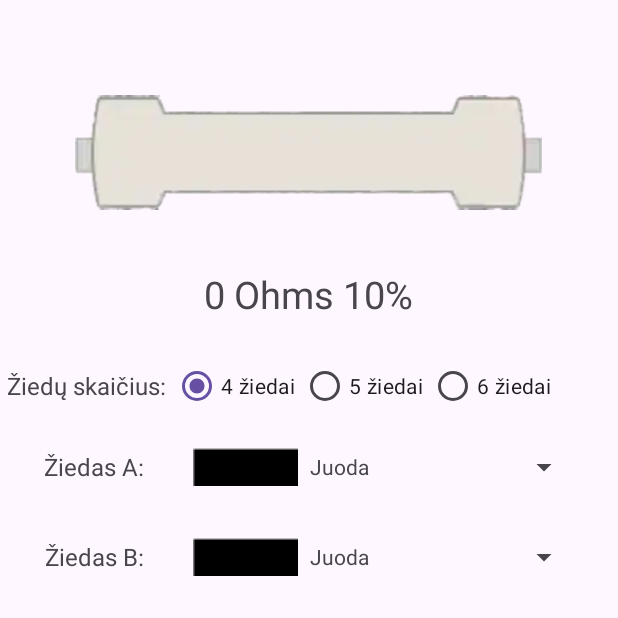
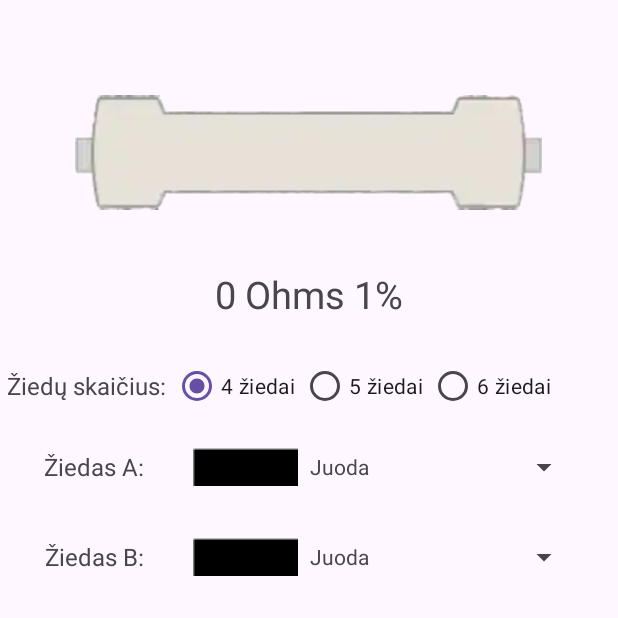
Before and after one commit to adoringdo/AppProject2024, an Android app: the screen it shows after launch (MainActivity), after a tap on "Skaičiuoti", on a phone screen of 412 x 824 dp, the top half of it. Run offline under Robolectric (Android 15) with nearby library versions, the phone set to English and light mode, and no system bars.

Commit message:
update color values

```diff
--- a/app/src/main/java/com/example/apppojektas/Colors.java
+++ b/app/src/main/java/com/example/apppojektas/Colors.java
@@ -16,7 +16,4 @@ public class Colors implements Serializable {
     public int getColorImg() {return colorImg;}
 
     public void setColorImg(int image) {this.colorImg = image;}
-
-
-
 }
--- a/app/src/main/java/com/example/apppojektas/MainActivity.java
+++ b/app/src/main/java/com/example/apppojektas/MainActivity.java
@@ -104,10 +104,8 @@ public class MainActivity extends AppCompatActivity implements CustomSpinner.OnS
             v.setPadding(systemBars.left, systemBars.top, systemBars.right, systemBars.bottom);
             return insets;
         });
-
         calculateButton = findViewById(R.id.calculateBtn);
         radio = findViewById(R.id.radioGroup);
-
         calculateButton.setOnClickListener(new View.OnClickListener() {
             @Override
             public void onClick(View v) {
@@ -132,7 +130,6 @@ public class MainActivity extends AppCompatActivity implements CustomSpinner.OnS
 
         // Radio button functionality
         radio.setOnCheckedChangeListener(new RadioGroup.OnCheckedChangeListener() {
-
             // Layout names to change visibility
             final LinearLayout linearLayoutA = findViewById(R.id.selectALayout);
             final LinearLayout linearLayoutB = findViewById(R.id.selectBLayout);
@@ -182,8 +179,8 @@ public class MainActivity extends AppCompatActivity implements CustomSpinner.OnS
         spinner_colors_A.setOnItemSelectedListener(new AdapterView.OnItemSelectedListener() {
             @Override
             public void onItemSelected(AdapterView<?> parent, View view, int position, long id) {
+                Colors colors = new Colors();
                 Log.d("MainActivity", "on item clicked: " + adapterABC.getItem(position));
-                Toast.makeText(MainActivity.this, "You clicked on:" + adapterABC.getItem(position), Toast.LENGTH_LONG).show();
                 setLabelA(adapterABC.getItem(position));
             }
 
@@ -201,7 +198,6 @@ public class MainActivity extends AppCompatActivity implements CustomSpinner.OnS
             @Override
             public void onItemSelected(AdapterView<?> parent, View view, int position, long id) {
                 Log.d("MainActivity", "on item clicked: " + adapterABC.getItem(position));
-                Toast.makeText(MainActivity.this, "You clicked on:" + adapterABC.getItem(position), Toast.LENGTH_LONG).show();
                 setLabelB(adapterABC.getItem(position));
             }
 
@@ -219,7 +215,6 @@ public class MainActivity extends AppCompatActivity implements CustomSpinner.OnS
             @Override
             public void onItemSelected(AdapterView<?> parent, View view, int position, long id) {
                 Log.d("MainActivity", "on item clicked: " + adapterABC.getItem(position));
-                Toast.makeText(MainActivity.this, "You clicked on:" + adapterABC.getItem(position), Toast.LENGTH_LONG).show();
                 setLabelC(adapterABC.getItem(position));
             }
 
@@ -238,7 +233,6 @@ public class MainActivity extends AppCompatActivity implements CustomSpinner.OnS
             @Override
             public void onItemSelected(AdapterView<?> parent, View view, int position, long id) {
                 Log.d("MainActivity", "on item clicked: " + adapterD.getItem(position));
-                Toast.makeText(MainActivity.this, "You clicked on:" + adapterD.getItem(position), Toast.LENGTH_LONG).show();
                 setLabelD(adapterD.getItem(position));
             }
 
@@ -257,7 +251,6 @@ public class MainActivity extends AppCompatActivity implements CustomSpinner.OnS
             @Override
             public void onItemSelected(AdapterView<?> parent, View view, int position, long id) {
                 Log.d("MainActivity", "on item clicked: " + adapterE.getItem(position));
-                Toast.makeText(MainActivity.this, "You clicked on:" + adapterE.getItem(position), Toast.LENGTH_LONG).show();
                 setLabelE(adapterE.getItem(position));
             }
 
@@ -276,7 +269,6 @@ public class MainActivity extends AppCompatActivity implements CustomSpinner.OnS
             @Override
             public void onItemSelected(AdapterView<?> parent, View view, int position, long id) {
                 Log.d("MainActivity", "on item clicked: " + adapterPPM.getItem(position));
-                Toast.makeText(MainActivity.this, "You clicked on:" + adapterPPM.getItem(position), Toast.LENGTH_LONG).show();
                 setLabelPPM(adapterPPM.getItem(position));
             }
 
--- a/app/src/main/java/com/example/apppojektas/RingPPMColorValues.java
+++ b/app/src/main/java/com/example/apppojektas/RingPPMColorValues.java
@@ -3,23 +3,30 @@ package com.example.apppojektas;
 import java.util.ArrayList;
 
 public class RingPPMColorValues {
+    public static final String BLACK_PPM = "250 ppm";
     public static final String BROWN_PPM = "100 ppm";
     public static final String RED_PPM = "50 ppm";
     public static final String ORANGE_PPM = "15 ppm";
     public static final String YELLOW_PPM = "25 ppm";
+    public static final String GREEN_PPM = "20 ppm";
     public static final String BLUE_PPM = "10 ppm";
     public static final String VIOLET_PPM = "5 ppm";
+    public static final String GREY_PPM = "1 ppm";
     private ArrayList<String> labelValuesPPM = new ArrayList<>();
 
     RingPPMColorValues() {
+        labelValuesPPM.add(BLACK_PPM);
         labelValuesPPM.add(BROWN_PPM);
         labelValuesPPM.add(RED_PPM);
         labelValuesPPM.add(ORANGE_PPM);
         labelValuesPPM.add(YELLOW_PPM);
+        labelValuesPPM.add(GREEN_PPM);
         labelValuesPPM.add(BLUE_PPM);
         labelValuesPPM.add(VIOLET_PPM);
+        labelValuesPPM.add(GREEN_PPM);
     }
-    public String getValueByPosition(int position){
+
+    public String getValueByPosition(int position) {
         return labelValuesPPM.get(position);
     }
 }
--- a/app/src/main/java/com/example/apppojektas/RingToleranceColorValues.java
+++ b/app/src/main/java/com/example/apppojektas/RingToleranceColorValues.java
@@ -3,26 +3,32 @@ package com.example.apppojektas;
 import java.util.ArrayList;
 
 public class RingToleranceColorValues {
-    private static final String SILVER_TOLERANCE = "10%";
-    private static final String GOLD_TOLERANCE = "5%";
+
+
     private static final String BROWN_TOLERANCE = "1%";
     private static final String RED_TOLERANCE = "2%";
+    private static final String ORANGE_TOLERANCE = "3%";
+    private static final String YELLOW_TOLERANCE = "4%";
     private static final String GREEN_TOLERANCE = "0.5%";
     private static final String BLUE_TOLERANCE = "0.25%";
     private static final String VIOLET_TOLERANCE = "0.1%";
     private static final String GRAY_TOLERANCE = "0.05%";
+    private static final String GOLD_TOLERANCE = "5%";
+    private static final String SILVER_TOLERANCE = "10%";
 
     private final ArrayList<String> labelValuesTolerance = new ArrayList<>();
 
     public RingToleranceColorValues() {
-        labelValuesTolerance.add(SILVER_TOLERANCE);
-        labelValuesTolerance.add(GOLD_TOLERANCE);
         labelValuesTolerance.add(BROWN_TOLERANCE);
         labelValuesTolerance.add(RED_TOLERANCE);
+        labelValuesTolerance.add(ORANGE_TOLERANCE);
+        labelValuesTolerance.add(YELLOW_TOLERANCE);
         labelValuesTolerance.add(GREEN_TOLERANCE);
         labelValuesTolerance.add(BLUE_TOLERANCE);
         labelValuesTolerance.add(VIOLET_TOLERANCE);
         labelValuesTolerance.add(GRAY_TOLERANCE);
+        labelValuesTolerance.add(GOLD_TOLERANCE);
+        labelValuesTolerance.add(SILVER_TOLERANCE);
     }
 
     public String getValueByPosition(int position){
```
